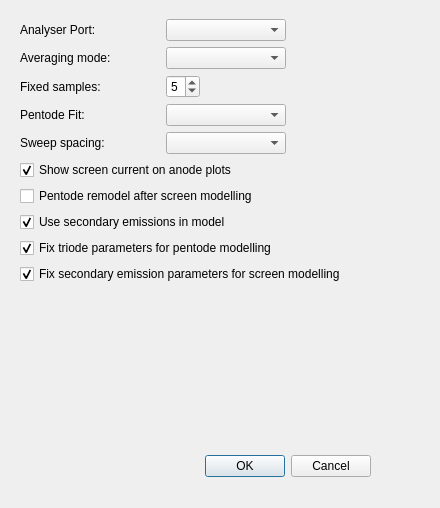
Qt form preferencesdialog.ui (Lizardboy2390/ValveWorkbench) before a commit.
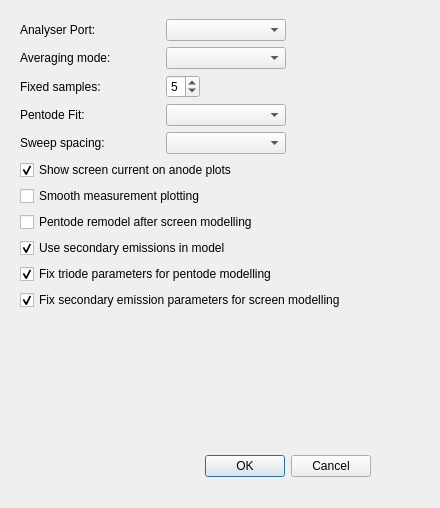
The same form after that commit.

```diff
--- a/preferencesdialog.ui
+++ b/preferencesdialog.ui
@@ -306,6 +306,16 @@
       </property>
      </widget>
     </item>
+    <item>
+     <widget class="QCheckBox" name="checkSmoothCurves">
+      <property name="text">
+       <string>Smooth measurement plotting</string>
+      </property>
+      <property name="checked">
+       <bool>false</bool>
+      </property>
+     </widget>
+    </item>
     <item>
      <widget class="QCheckBox" name="checkRemodel">
       <property name="text">
```
